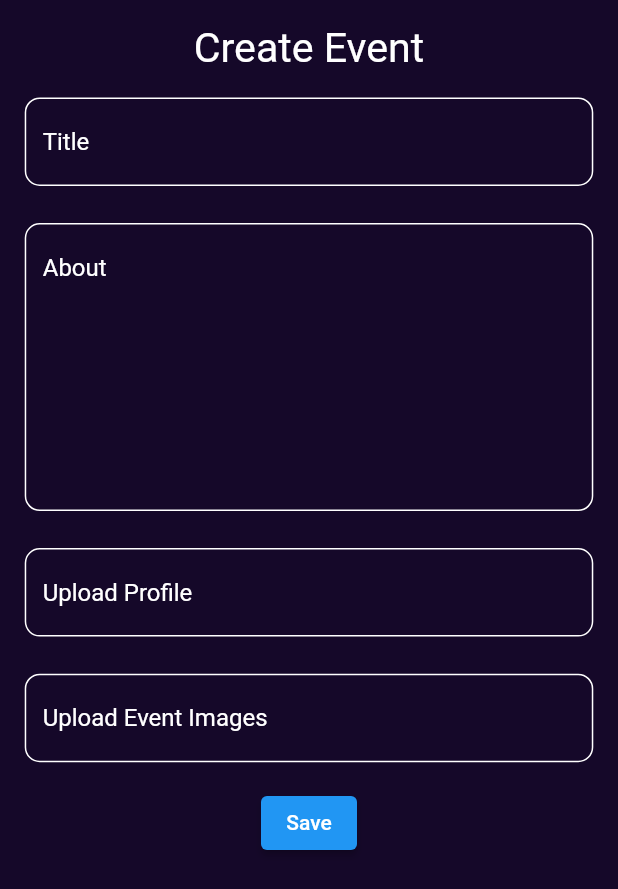
After one commit to tanmayyadav2323/UnIWink, a Flutter app: the CreateEventScreen screen opened by its route, on a phone screen of 412 x 824 dp. The commit adds this screen. Shown: the top 889 px of the screen. Run offline on Flutter 3.47's test engine with Material 2 defaults, Android fonts, the light colour scheme and no system bars; our stand-ins replace flutter_carousel_widget, flutter_dotenv, fluttertoast, google_fonts, image_picker, otp_text_field and 2 more; missing offline and left inert: cloudinary_public, telephony; accounts and stored records are empty; network calls fail.

Commit message:
Feat: CreateEvent

```diff
--- a/lib/config/custom_routes.dart
+++ b/lib/config/custom_routes.dart
@@ -2,6 +2,7 @@
 import 'package:buddy_go/features/Home/screens/home_screen.dart';
 import 'package:buddy_go/features/Onboarding/screens/about_me_screen.dart';
 import 'package:buddy_go/features/Onboarding/screens/choose_avatar_screen.dart';
+import 'package:buddy_go/features/home/screens/create_event_screen.dart';
 import 'package:buddy_go/models/user_model.dart';
 import 'package:flutter/material.dart';
 import 'package:sizer/sizer.dart';
@@ -37,6 +38,11 @@
             image: (settings.arguments as Map)["image"],
             user: (settings.arguments as Map)["user"],
           ),
+        );
+      case CreateEventScreen.routename:
+        return MaterialPageRoute(
+          settings: const RouteSettings(name: CreateEventScreen.routename),
+          builder: (_) => CreateEventScreen(),
         );
       case ChooseAIAvatarScreen.routename:
         return MaterialPageRoute(
--- a/lib/config/global_variables.dart
+++ b/lib/config/global_variables.dart
@@ -1 +1 @@
-String uri = 'http://192.168.1.2:3000';
+String uri = 'http://192.168.1.7:3000';
--- a/lib/features/Onboarding/screens/about_me_screen.dart
+++ b/lib/features/Onboarding/screens/about_me_screen.dart
@@ -4,9 +4,7 @@ import 'package:flutter/material.dart';
 import 'package:fluttertoast/fluttertoast.dart';
 import 'package:google_fonts/google_fonts.dart';
 import 'package:sizer/sizer.dart';
-
 import 'package:buddy_go/config/theme_colors.dart';
-
 import '../../../models/user_model.dart';
 import 'expandable_carsouel.dart';
 
--- /dev/null
+++ b/lib/features/home/screens/create_event_screen.dart
@@ -0,0 +1,221 @@
+import 'dart:io';
+
+import 'package:buddy_go/features/home/services/home_services.dart';
+import 'package:flutter/material.dart';
+import 'package:image_picker/image_picker.dart';
+import 'package:sizer/sizer.dart';
+
+class CreateEventScreen extends StatefulWidget {
+  static const routename = '/create-event-screen';
+
+  const CreateEventScreen({super.key});
+
+  @override
+  State<CreateEventScreen> createState() => _CreateEventScreenState();
+}
+
+class _CreateEventScreenState extends State<CreateEventScreen> {
+  TextEditingController _titleController = TextEditingController();
+  TextEditingController _aboutController = TextEditingController();
+  DateTime startDate = DateTime.now();
+  DateTime endDate = DateTime.now().add(Duration(days: 1));
+  final ImagePicker _picker = ImagePicker();
+  XFile? images;
+  List<XFile>? eventImage;
+
+  void pickImage(ImageSource source, bool singleImage) async {
+    if (singleImage) {
+      final pickedFile = await _picker.pickImage(source: source);
+      images = pickedFile;
+    } else {
+      final pickedFiles = await _picker.pickMultiImage();
+      eventImage = pickedFiles;
+    }
+  }
+
+  @override
+  Widget build(BuildContext context) {
+    return GestureDetector(
+      onTap: () => FocusScope.of(context).unfocus(),
+      child: Scaffold(
+        body: SafeArea(
+          child: Padding(
+            padding: EdgeInsets.symmetric(horizontal: 4.w),
+            child: SingleChildScrollView(
+              child: Column(
+                children: [
+                  SizedBox(
+                    height: 2.h,
+                  ),
+                  Text(
+                    "Create Event",
+                    style: TextStyle(fontSize: 20.sp, color: Colors.white),
+                  ),
+                  SizedBox(
+                    height: 2.h,
+                  ),
+                  TextFormField(
+                    controller: _titleController,
+                    cursorColor: Colors.white,
+                    decoration: InputDecoration(
+                      hintText: "Title",
+                      hintStyle: TextStyle(
+                        color: Colors.white,
+                      ),
+                      enabledBorder: OutlineInputBorder(
+                        borderSide: BorderSide(
+                          color: Colors.white,
+                          width: 1,
+                        ),
+                        borderRadius: BorderRadius.circular(10),
+                      ),
+                      focusedBorder: OutlineInputBorder(
+                        borderSide: BorderSide(
+                          color: Colors.white,
+                          width: 1,
+                        ),
+                        borderRadius: BorderRadius.circular(10),
+                      ),
+                      border: OutlineInputBorder(
+                        borderSide: BorderSide(
+                          color: Colors.white,
+                          width: 1,
+                        ),
+                        borderRadius: BorderRadius.circular(10),
+                      ),
+                    ),
+                  ),
+                  SizedBox(
+                    height: 3.h,
+                  ),
+                  TextFormField(
+                    controller: _aboutController,
+                    cursorColor: Colors.white,
+                    decoration: InputDecoration(
+                      hintText: "About",
+                      hintStyle: TextStyle(
+                        color: Colors.white,
+                      ),
+                      enabledBorder: OutlineInputBorder(
+                        borderSide: BorderSide(
+                          color: Colors.white,
+                          width: 1,
+                        ),
+                        borderRadius: BorderRadius.circular(10),
+                      ),
+                      focusedBorder: OutlineInputBorder(
+                        borderSide: BorderSide(
+                          color: Colors.white,
+                          width: 1,
+                        ),
+                        borderRadius: BorderRadius.circular(10),
+                      ),
+                      border: OutlineInputBorder(
+                        borderSide: BorderSide(
+                          color: Colors.white,
+                          width: 1,
+                        ),
+                        borderRadius: BorderRadius.circular(10),
+                      ),
+                    ),
+                    maxLines: 8,
+                  ),
+                  SizedBox(
+                    height: 3.h,
+                  ),
+                  TextFormField(
+                    readOnly: true,
+                    onTap: () {
+                      pickImage(ImageSource.gallery, true);
+                    },
+                    cursorColor: Colors.white,
+                    decoration: InputDecoration(
+                      hintText: "Upload Profile",
+                      hintStyle: TextStyle(
+                        color: Colors.white,
+                      ),
+                      enabledBorder: OutlineInputBorder(
+                        borderSide: BorderSide(
+                          color: Colors.white,
+                          width: 1,
+                        ),
+                        borderRadius: BorderRadius.circular(10),
+                      ),
+                      focusedBorder: OutlineInputBorder(
+                        borderSide: BorderSide(
+                          color: Colors.white,
+                          width: 1,
+                        ),
+                        borderRadius: BorderRadius.circular(10),
+                      ),
+                      border: OutlineInputBorder(
+                        borderSide: BorderSide(
+                          color: Colors.white,
+                          width: 1,
+                        ),
+                        borderRadius: BorderRadius.circular(10),
+                      ),
+                    ),
+                  ),
+                  SizedBox(
+                    height: 3.h,
+                  ),
+                  TextFormField(
+                    readOnly: true,
+                    onTap: () {
+                      pickImage(ImageSource.gallery, false);
+                    },
+                    cursorColor: Colors.white,
+                    decoration: InputDecoration(
+                      hintText: "Upload Event Images",
+                      hintStyle: TextStyle(
+                        color: Colors.white,
+                      ),
+                      enabledBorder: OutlineInputBorder(
+                        borderSide: BorderSide(
+                          color: Colors.white,
+                          width: 1,
+                        ),
+                        borderRadius: BorderRadius.circular(10),
+                      ),
+                      focusedBorder: OutlineInputBorder(
+                        borderSide: BorderSide(
+                          color: Colors.white,
+                          width: 1,
+                        ),
+                        borderRadius: BorderRadius.circular(10),
+                      ),
+                      border: OutlineInputBorder(
+                        borderSide: BorderSide(
+                          color: Colors.white,
+                          width: 1,
+                        ),
+                        borderRadius: BorderRadius.circular(10),
+                      ),
+                    ),
+                  ),
+                  SizedBox(
+                    height: 2.h,
+                  ),
+                  ElevatedButton(
+                    onPressed: () {
+                      HomeServices().createEvent(
+                          context: context,
+                          title: _titleController.text,
+                          about: _aboutController.text,
+                          startDate: startDate,
+                          endDate: endDate,
+                          profileImage: images!,
+                          images: eventImage!);
+                    },
+                    child: Text("Save"),
+                  )
+                ],
+              ),
+            ),
+          ),
+        ),
+      ),
+    );
+  }
+}
--- /dev/null
+++ b/lib/features/home/services/home_services.dart
@@ -0,0 +1,76 @@
+import 'package:buddy_go/config/global_variables.dart';
+import 'package:http/http.dart' as http;
+import 'package:buddy_go/config/error_handling.dart';
+import 'package:buddy_go/config/utils.dart';
+import 'package:buddy_go/models/event_model.dart';
+import 'package:buddy_go/providers/user_provider.dart';
+import 'package:cloudinary_public/cloudinary_public.dart';
+import 'package:flutter/material.dart';
+import 'package:image_picker/image_picker.dart';
+import 'package:provider/provider.dart';
+
+class HomeServices {
+  Future<void> createEvent({
+    required BuildContext context,
+    required String title,
+    required String about,
+    required DateTime startDate,
+    required DateTime endDate,
+    required XFile profileImage,
+    required List<XFile> images,
+  }) async {
+    try {
+      final cloudinary = CloudinaryPublic('dskknaiy3', 'i4y0ahjg');
+      final userProvider = Provider.of<UserProvider>(context, listen: false);
+      String pfImage = "";
+      List<String> eventImages = [];
+
+      CloudinaryResponse pfRes = await cloudinary.uploadFile(
+        CloudinaryFile.fromFile(profileImage.path, folder: "UnIWink"),
+      );
+
+      pfImage = pfRes.secureUrl;
+
+      images.map((image) async {
+        CloudinaryResponse imgRes = await cloudinary.uploadFile(
+          CloudinaryFile.fromFile(image.path, folder: "UnIWink"),
+        );
+        eventImages.add(imgRes.secureUrl);
+      });
+
+      EventModel event = EventModel(
+        title: title,
+        authorId: userProvider.user.id,
+        memberIds: [userProvider.user.id],
+        creationDate: DateTime.now(),
+        about: about,
+        image: pfImage,
+        images: eventImages,
+        rating: 0,
+        startDateTime: startDate,
+        endDateTime: endDate,
+      );
+      http.Response res = await http.post(
+        Uri.parse('$uri/api/create-event'),
+        headers: <String, String>{
+          'Content-Type': 'application/json; charset=UTF-8',
+          'x-auth-token': userProvider.user.token,
+        },
+        body: event.toJson(),
+      );
+
+      httpErrorHandle(
+        response: res,
+        context: context,
+        onSuccess: () {
+          Navigator.of(context).pop();
+          print("success");
+        },
+      );
+    } catch (e) {
+      showSnackBar(context, e.toString());
+    }
+  }
+
+  Future<void> getEvents()
+}
--- /dev/null
+++ b/lib/models/event_model.dart
@@ -0,0 +1,133 @@
+import 'dart:convert';
+
+import 'package:flutter/foundation.dart';
+
+class EventModel {
+  final String? id;
+  final String title;
+  final String authorId;
+  final List<String> memberIds;
+  final DateTime creationDate;
+  final String about;
+  final String image;
+  final List<String>? images;
+  final double rating;
+  final DateTime startDateTime;
+  final DateTime endDateTime;
+  EventModel({
+    this.id,
+    required this.title,
+    required this.authorId,
+    required this.memberIds,
+    required this.creationDate,
+    required this.about,
+    required this.image,
+    this.images,
+    required this.rating,
+    required this.startDateTime,
+    required this.endDateTime,
+  });
+
+
+  EventModel copyWith({
+    String? id,
+    String? title,
+    String? authorId,
+    List<String>? memberIds,
+    DateTime? creationDate,
+    String? about,
+    String? image,
+    List<String>? images,
+    double? rating,
+    DateTime? startDateTime,
+    DateTime? endDateTime,
+  }) {
+    return EventModel(
+      id: id ?? this.id,
+      title: title ?? this.title,
+      authorId: authorId ?? this.authorId,
+      memberIds: memberIds ?? this.memberIds,
+      creationDate: creationDate ?? this.creationDate,
+      about: about ?? this.about,
+      image: image ?? this.image,
+      images: images ?? this.images,
+      rating: rating ?? this.rating,
+      startDateTime: startDateTime ?? this.startDateTime,
+      endDateTime: endDateTime ?? this.endDateTime,
+    );
+  }
+
+  Map<String, dynamic> toMap() {
+    return {
+      'id': id,
+      'title': title,
+      'authorId': authorId,
+      'memberIds': memberIds,
+      'creationDate': creationDate.millisecondsSinceEpoch,
+      'about': about,
+      'image': image,
+      'images': images,
+      'rating': rating,
+      'startDateTime': startDateTime.millisecondsSinceEpoch,
+      'endDateTime': endDateTime.millisecondsSinceEpoch,
+    };
+  }
+
+  factory EventModel.fromMap(Map<String, dynamic> map) {
+    return EventModel(
+      id: map['_id'],
+      title: map['title'] ?? '',
+      authorId: map['authorId'] ?? '',
+      memberIds: List<String>.from(map['memberIds']),
+      creationDate: DateTime.fromMillisecondsSinceEpoch(map['creationDate']),
+      about: map['about'] ?? '',
+      image: map['image'] ?? '',
+      images: List<String>.from(map['images']),
+      rating: map['rating']?.toDouble() ?? 0.0,
+      startDateTime: DateTime.fromMillisecondsSinceEpoch(map['startDateTime']),
+      endDateTime: DateTime.fromMillisecondsSinceEpoch(map['endDateTime']),
+    );
+  }
+
+  String toJson() => json.encode(toMap());
+
+  factory EventModel.fromJson(String source) => EventModel.fromMap(json.decode(source));
+
+  @override
+  String toString() {
+    return 'EventModel(id: $id, title: $title, authorId: $authorId, memberIds: $memberIds, creationDate: $creationDate, about: $about, image: $image, images: $images, rating: $rating, startDateTime: $startDateTime, endDateTime: $endDateTime)';
+  }
+
+  @override
+  bool operator ==(Object other) {
+    if (identical(this, other)) return true;
+
+    return other is EventModel &&
+      other.id == id &&
+      other.title == title &&
+      other.authorId == authorId &&
+      listEquals(other.memberIds, memberIds) &&
+      other.creationDate == creationDate &&
+      other.about == about &&
+      other.image == image &&
+      listEquals(other.images, images) &&
+      other.rating == rating &&
+      other.startDateTime == startDateTime &&
+      other.endDateTime == endDateTime;
+  }
+
+  @override
+  int get hashCode {
+    return id.hashCode ^
+      title.hashCode ^
+      authorId.hashCode ^
+      memberIds.hashCode ^
+      creationDate.hashCode ^
+      about.hashCode ^
+      image.hashCode ^
+      images.hashCode ^
+      rating.hashCode ^
+      startDateTime.hashCode ^
+      endDateTime.hashCode;
+  }
+}
--- a/pubspec.yaml
+++ b/pubspec.yaml
@@ -46,6 +46,7 @@ dependencies:
   flutter_carousel_widget: ^2.0.2
   cloudinary_public: ^0.20.0
   flutter_dotenv: ^5.0.2
+  image_picker: ^0.8.6+3
 
 dev_dependencies:
   flutter_test:
```
Also changed, not shown: lib/features/home/screens/home_screen.dart (+66 -8 lines), assets/images/demo_img.png (added), pubspec.lock, 3 other files.
